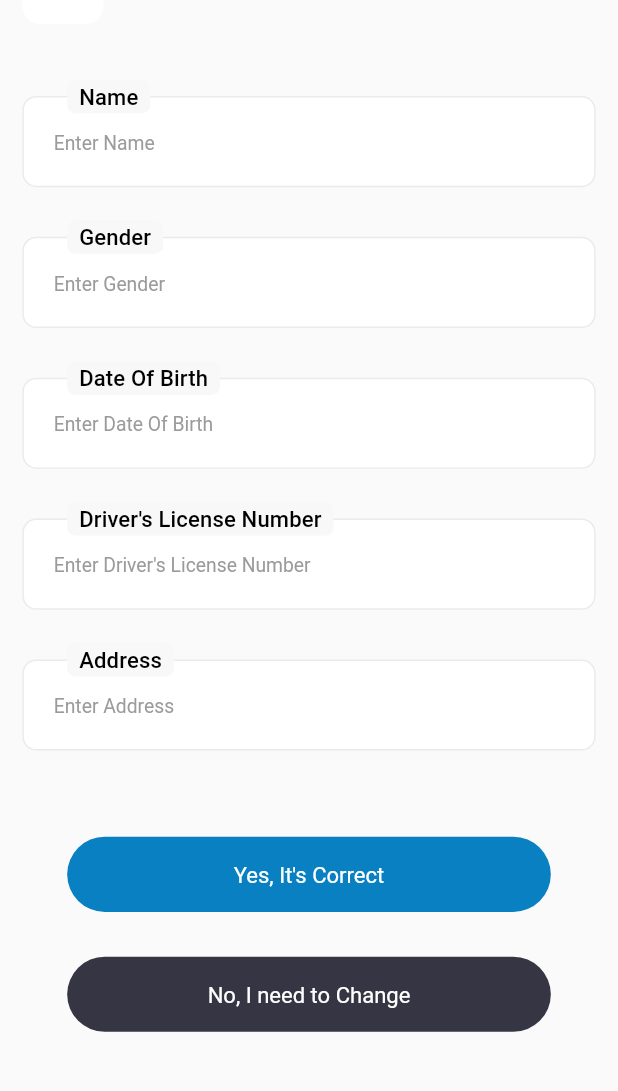
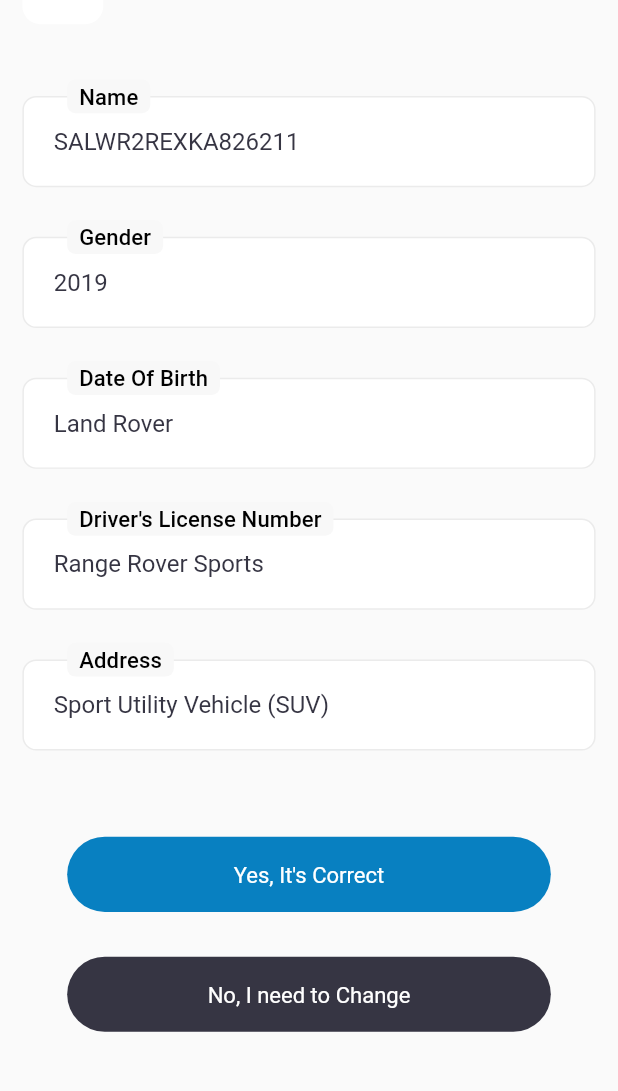
Before and after one commit to GarimaBharatdwaj/american_mile, a Flutter app: the DriverLicenceView screen opened by its route, after a tap on "Ready to Scan", on a phone screen of 412 x 824 dp, the part 79-1170 px from its top. Run offline on Flutter 3.47's test engine with Material 2 defaults, Android fonts, the phone set to English and light mode, and no system bars; our stand-ins replace animated_bottom_navigation_bar, cached_network_image, dio, dotted_border, flutter_holo_date_picker, flutter_screenutil and 8 more; accounts and stored records are empty.

Commit message:
satyam 20 oct

```diff
--- /dev/null
+++ b/lib/app/modules/driver_details/bindings/driver_details_binding.dart
@@ -0,0 +1,12 @@
+import 'package:get/get.dart';
+
+import '../controllers/driver_details_controller.dart';
+
+class DriverDetailsBinding extends Bindings {
+  @override
+  void dependencies() {
+    Get.lazyPut<DriverDetailsController>(
+      () => DriverDetailsController(),
+    );
+  }
+}
--- /dev/null
+++ b/lib/app/modules/driver_details/controllers/driver_details_controller.dart
@@ -0,0 +1,127 @@
+import 'dart:convert';
+import 'package:flutter_holo_date_picker/flutter_holo_date_picker.dart';
+import 'package:intl/intl.dart';
+import '../../../../common_lib.dart';
+import '../../../../core/helpers/device_helper.dart';
+import '../../../../core/network/api_service.dart';
+import '../../../../core/utils/index.dart';
+
+class DriverDetailsController extends GetxController {
+  RxBool isLoading = false.obs;
+
+  var formKey = GlobalKey<FormState>();
+
+  late TextEditingController nameController;
+  late TextEditingController genderController;
+  late TextEditingController dobController;
+  late TextEditingController dlController;
+  late TextEditingController addressController;
+
+  RxBool isAddingManually = false.obs;
+
+  Map<String, dynamic>? args;
+
+  @override
+  void onInit() {
+    super.onInit();
+    args = Get.arguments;
+    setArgumentsValue();
+  }
+
+  setArgumentsValue() {
+    if (args != null) {
+      isAddingManually.value = args!['isAddingManually'];
+      nameController = TextEditingController(text: args!['name']);
+      genderController = TextEditingController(text: args!['gender']);
+      dobController = TextEditingController(text: args!['dob']);
+      dlController = TextEditingController(text: args!['dl']);
+      addressController = TextEditingController(text: args!['address']);
+    } else {
+      nameController = TextEditingController(text: 'SALWR2REXKA826211');
+      genderController = TextEditingController(text: '2019');
+      dobController = TextEditingController(text: 'Land Rover');
+      dlController = TextEditingController(text: 'Range Rover Sports');
+      addressController =
+          TextEditingController(text: 'Sport Utility Vehicle (SUV)');
+    }
+  }
+
+  //***********************************************************************//
+  //****************** Validate Driver's License form *********************//
+  //***********************************************************************//
+
+  void validateMethode() {
+    final isValid = formKey.currentState!.validate();
+    if (!isValid) {
+      return;
+    } else {
+      addUpdateDriverDetails();
+    }
+    formKey.currentState!.save();
+  }
+
+  //***********************************************************************//
+  //****************** Add Driver's License *******************************//
+  //***********************************************************************//
+
+  addUpdateDriverDetails() async {
+    final userId = DeviceHelper.getUserId();
+
+    debugPrint(userId.toString());
+    isLoading.value = true;
+    try {
+      var response = await API().post('add-edit-driver', data: {
+        'user_id': DeviceHelper.getUserId() ?? "",
+        'name': nameController.text.trim(),
+        'gender': genderController.text.trim(),
+        'dob': dobController.text.trim(),
+        'license_number': dlController.text.trim(),
+        'address': addressController.text.trim()
+      });
+      Map<String, dynamic>? mapData = jsonDecode(response.data);
+      if (mapData != null) {
+        if (mapData['status'] == 1) {
+          debugPrint(mapData['msg']);
+        }
+      }
+    } catch (e) {
+      debugPrint(e.toString());
+      isLoading.value = false;
+    }
+    isLoading.value = false;
+  }
+
+  makeFormEditable() {
+    isAddingManually.value = true;
+  }
+
+  //******************************************************************//
+  //************************* Date Picker ****************************//
+  //******************************************************************//
+
+  DateTime? pickedBirthDate;
+  showDatePickerMethod(
+      BuildContext context, TextEditingController controller) async {
+    var picked = await DatePicker.showSimpleDatePicker(
+      context,
+      initialDate: DateTime.now(),
+      firstDate: DateTime(1960),
+      lastDate: DateTime.now(),
+      dateFormat: "yyyy",
+      locale: DateTimePickerLocale.en_us,
+      looping: true,
+      itemTextStyle: Get.textTheme.bodyLarge?.copyWith(
+        color: AppColors.primary,
+        fontWeight: FontWeight.w600,
+      ),
+      textColor: AppColors.primary,
+    );
+    if (picked != null && picked != pickedBirthDate) {
+      pickedBirthDate = picked;
+      String formattedDate = DateFormat('yyyy').format(pickedBirthDate!);
+      controller.text = formattedDate;
+      Get.log("ALpha Date : $formattedDate");
+      update();
+    }
+  }
+}
--- /dev/null
+++ b/lib/app/modules/driver_details/views/driver_details_view.dart
@@ -0,0 +1,134 @@
+import 'package:american_mile/common_lib.dart';
+import '../../../../core/components/index.dart';
+import '../../../../core/components/primary_button.dart';
+import '../../../../core/utils/form_validation.dart';
+import '../../../../core/utils/index.dart';
+import '../../../../core/utils/text_capitalization_formatter.dart';
+import '../controllers/driver_details_controller.dart';
+
+class DriverDetailsView extends GetView<DriverDetailsController> {
+  const DriverDetailsView({Key? key}) : super(key: key);
+  @override
+  Widget build(BuildContext context) {
+    return Scaffold(
+      body: SingleChildScrollView(
+        padding: EdgeInsets.all(15.w),
+        child: Obx(
+          () => Form(
+            key: controller.formKey,
+            child: Column(
+              children: [
+                Row(
+                  children: [
+                    RRectIcon(
+                      image: ImagePaths.arrow,
+                      onTap: () {},
+                    ),
+                    Expanded(
+                      child: Text(
+                        "Details",
+                        textAlign: TextAlign.center,
+                        style: Get.textTheme.titleLarge?.copyWith(
+                          fontWeight: FontWeight.w700,
+                        ),
+                      ),
+                    ),
+                    Opacity(
+                      opacity: 0,
+                      child: RRectIcon(
+                        image: ImagePaths.menu,
+                        onTap: () {},
+                      ),
+                    ),
+                  ],
+                ),
+                Gap(40.h),
+                LoginTextField(
+                  enabled: controller.isAddingManually.value,
+                  hintText: "Enter Name",
+                  labelText: "Name",
+                  inputFormatters: [UpperCaseTextFormatter()],
+                  validator: (value) => FormValidation.nameValidator(
+                      controller.nameController.text,
+                      tag: 'Enter Name',
+                      isMandatory: true),
+                  controller: controller.nameController,
+                ),
+                Gap(24.h),
+                LoginTextField(
+                  enabled: controller.isAddingManually.value,
+                  hintText: "Enter Gender",
+                  labelText: "Gender",
+                  inputFormatters: [UpperCaseTextFormatter()],
+                  controller: controller.genderController,
+                  validator: (value) => FormValidation.genderValidator(
+                      controller.genderController.text,
+                      isMandatory: true),
+                ),
+                Gap(24.h),
+                GestureDetector(
+                  onTap: controller.isAddingManually.value
+                      ? () {
+                          controller.showDatePickerMethod(
+                              context, controller.dobController);
+                        }
+                      : () {},
+                  child: LoginTextField(
+                    enabled: false,
+                    hintText: "Enter Date Of Birth",
+                    labelText: "Date Of Birth",
+                    controller: controller.dobController,
+                    validator: (value) => FormValidation.dobValidator(
+                      controller.dobController.text,
+                    ),
+                  ),
+                ),
+                Gap(24.h),
+                LoginTextField(
+                  enabled: controller.isAddingManually.value,
+                  hintText: "Enter Driver's License Number",
+                  labelText: "Driver's License Number",
+                  controller: controller.dlController,
+                  validator: (value) => FormValidation.addressLineValidator(
+                      controller.dlController.text,
+                      "Driver's license is required"),
+                ),
+                Gap(24.h),
+                LoginTextField(
+                  enabled: controller.isAddingManually.value,
+                  hintText: "Enter Address",
+                  labelText: "Address",
+                  controller: controller.addressController,
+                  validator: (value) => FormValidation.addressLineValidator(
+                      controller.addressController.text, 'Address is required'),
+                ),
+                Gap(30.h),
+                Padding(
+                  padding: EdgeInsets.all(30.w),
+                  child: PrimaryButton(
+                    isLoading: controller.isLoading.value,
+                    buttonText: controller.isAddingManually.value
+                        ? "Submit"
+                        : "Yes, It's Correct",
+                    onTap: controller.validateMethode,
+                  ),
+                ),
+                if (!controller.isAddingManually.value)
+                  Padding(
+                    padding: EdgeInsets.symmetric(horizontal: 30.w),
+                    child: PrimaryButton(
+                      backgroundColor: AppColors.textBlackColor,
+                      buttonText: "No, I need to Change",
+                      onTap: () {
+                        controller.makeFormEditable();
+                      },
+                    ),
+                  ),
+              ],
+            ),
+          ),
+        ),
+      ),
+    );
+  }
+}
--- a/lib/app/modules/driver_licence/component/driver_details.dart
+++ /dev/null
@@ -1,141 +0,0 @@
-import 'package:american_mile/app/modules/driver_licence/controllers/driver_licence_controller.dart';
-import 'package:american_mile/core/utils/form_validation.dart';
-import 'package:flutter/cupertino.dart';
-import '../../../../common_lib.dart';
-import '../../../../core/components/index.dart';
-import '../../../../core/components/primary_button.dart';
-import '../../../../core/utils/index.dart';
-import '../../../../core/utils/text_capitalization_formatter.dart';
-
-class DriverDetails extends StatelessWidget {
-  DriverDetails({super.key});
-
-  final controller = Get.find<DriverLicenceController>();
-
-  @override
-  Widget build(BuildContext context) {
-    return SafeArea(
-      child: Scaffold(
-        body: SingleChildScrollView(
-          padding: EdgeInsets.all(15.w),
-          child: Obx(
-            () => Form(
-              key: controller.formKey,
-              child: Column(
-                children: [
-                  Row(
-                    children: [
-                      RRectIcon(
-                        image: ImagePaths.arrow,
-                        onTap: () {},
-                      ),
-                      Expanded(
-                        child: Text(
-                          "Details",
-                          textAlign: TextAlign.center,
-                          style: Get.textTheme.titleLarge?.copyWith(
-                            fontWeight: FontWeight.w700,
-                          ),
-                        ),
-                      ),
-                      Opacity(
-                        opacity: 0,
-                        child: RRectIcon(
-                          image: ImagePaths.menu,
-                          onTap: () {},
-                        ),
-                      ),
-                    ],
-                  ),
-                  Gap(40.h),
-                  LoginTextField(
-                    enabled: controller.isAddingManually.value,
-                    hintText: "Enter Name",
-                    labelText: "Name",
-                    inputFormatters: [UpperCaseTextFormatter()],
-                    validator: (value) => FormValidation.nameValidator(
-                        controller.nameController.text,
-                        tag: 'Enter Name',
-                        isMandatory: true),
-                    controller: controller.nameController,
-                  ),
-                  Gap(24.h),
-                  LoginTextField(
-                    enabled: controller.isAddingManually.value,
-                    hintText: "Enter Gender",
-                    labelText: "Gender",
-                    inputFormatters: [UpperCaseTextFormatter()],
-                    controller: controller.genderController,
-                    validator: (value) => FormValidation.genderValidator(
-                        controller.genderController.text,
-                        isMandatory: true),
-                  ),
-                  Gap(24.h),
-                  GestureDetector(
-                    onTap: controller.isAddingManually.value
-                        ? () {
-                            controller.showDatePickerMethod(
-                                context, controller.dobController);
-                          }
-                        : () {},
-                    child: LoginTextField(
-                      enabled: false,
-                      hintText: "Enter Date Of Birth",
-                      labelText: "Date Of Birth",
-                      controller: controller.dobController,
-                      validator: (value) => FormValidation.dobValidator(
-                        controller.dobController.text,
-                      ),
-                    ),
-                  ),
-                  Gap(24.h),
-                  LoginTextField(
-                    enabled: controller.isAddingManually.value,
-                    hintText: "Enter Driver's License Number",
-                    labelText: "Driver's License Number",
-                    controller: controller.dlController,
-                    validator: (value) => FormValidation.addressLineValidator(
-                        controller.dlController.text,
-                        "Driver's license is required"),
-                  ),
-                  Gap(24.h),
-                  LoginTextField(
-                    enabled: controller.isAddingManually.value,
-                    hintText: "Enter Address",
-                    labelText: "Address",
-                    controller: controller.addressController,
-                    validator: (value) => FormValidation.addressLineValidator(
-                        controller.addressController.text,
-                        'Address is required'),
-                  ),
-                  Gap(30.h),
-                  Padding(
-                    padding: EdgeInsets.all(30.w),
-                    child: PrimaryButton(
-                      isLoading: controller.isLoading.value,
-                      buttonText: controller.isAddingManually.value
-                          ? "Submit"
-                          : "Yes, It's Correct",
-                      onTap: controller.validateMethode,
-                    ),
-                  ),
-                  if (!controller.isAddingManually.value)
-                    Padding(
-                      padding: EdgeInsets.symmetric(horizontal: 30.w),
-                      child: PrimaryButton(
-                        backgroundColor: AppColors.textBlackColor,
-                        buttonText: "No, I need to Change",
-                        onTap: () {
-                          controller.makeFormEditable();
-                        },
-                      ),
-                    ),
-                ],
-              ),
-            ),
-          ),
-        ),
-      ),
-    );
-  }
-}
--- a/lib/app/modules/driver_licence/controllers/driver_licence_controller.dart
+++ b/lib/app/modules/driver_licence/controllers/driver_licence_controller.dart
@@ -1,62 +1,36 @@
 import 'dart:convert';
 import 'package:american_mile/core/network/api_service.dart';
-import 'package:american_mile/core/utils/index.dart';
-import 'package:flutter_holo_date_picker/flutter_holo_date_picker.dart';
-import 'package:intl/intl.dart';
 import '../../../../common_lib.dart';
 import '../../../../core/helpers/device_helper.dart';
 
 class DriverLicenceController extends GetxController {
   RxBool isLoading = false.obs;
-  var formKey = GlobalKey<FormState>();
-  TextEditingController nameController = TextEditingController();
-  TextEditingController genderController = TextEditingController();
-  TextEditingController dobController = TextEditingController();
-  TextEditingController dlController = TextEditingController();
-  TextEditingController addressController = TextEditingController();
 
   @override
   void onInit() {
     super.onInit();
+
+    /// scanDriverDetails();
   }
 
   //***********************************************************************//
-  //****************** Validate Driver's License form *********************//
+  //****************** Scan Driver's License ******************************//
   //***********************************************************************//
 
-  void validateMethode() {
-    final isValid = formKey.currentState!.validate();
-    if (!isValid) {
-      return;
-    } else {
-      addDriverDetails();
-    }
-    formKey.currentState!.save();
-  }
+  Map<String, dynamic>? driverDetails;
 
-  //***********************************************************************//
-  //****************** Add Driver's License *******************************//
-  //***********************************************************************//
-
-  addDriverDetails() async {
+  scanDriverDetails() async {
     final userId = DeviceHelper.getUserId();
 
     debugPrint(userId.toString());
     isLoading.value = true;
     try {
-      var response = await API().post('add-edit-driver', data: {
-        'user_id': "14",
-        'name': nameController.text.trim(),
-        'gender': genderController.text.trim(),
-        'dob': dobController.text.trim(),
-        'license_number': dlController.text.trim(),
-        'address': addressController.text.trim()
-      });
+      /// TODO ---------------------
+      var response = await API().post('', data: {});
       Map<String, dynamic>? mapData = jsonDecode(response.data);
       if (mapData != null) {
-        if (mapData['status'] == 1) {
-          debugPrint(mapData['msg']);
-        }
+        driverDetails = mapData[''];
+        debugPrint(mapData['msg']);
       }
     } catch (e) {
       debugPrint(e.toString());
@@ -65,39 +39,17 @@
     isLoading.value = false;
   }
 
-  RxBool isAddingManually = false.obs;
-
-  makeFormEditable() {
-    isAddingManually.value = true;
-  }
-
-  //******************************************************************//
-  //************************* Date Picker ****************************//
-  //******************************************************************//
-
-  DateTime? pickedBirthDate;
-  showDatePickerMethod(
-      BuildContext context, TextEditingController controller) async {
-    var picked = await DatePicker.showSimpleDatePicker(
-      context,
-      initialDate: DateTime.now(),
-      firstDate: DateTime(1960),
-      lastDate: DateTime.now(),
-      dateFormat: "yyyy",
-      locale: DateTimePickerLocale.en_us,
-      looping: true,
-      itemTextStyle: Get.textTheme.bodyLarge?.copyWith(
-        color: AppColors.primary,
-        fontWeight: FontWeight.w600,
-      ),
-      textColor: AppColors.primary,
-    );
-    if (picked != null && picked != pickedBirthDate) {
-      pickedBirthDate = picked;
-      String formattedDate = DateFormat('yyyy').format(pickedBirthDate!);
-      controller.text = formattedDate;
-      Get.log("ALpha Date : $formattedDate");
-      update();
-    }
+  sendArgumentsToDriverDetails({required bool isAddingManually}) {
+    Get.toNamed(Routes.DRIVER_DETAILS,
+        arguments: !isAddingManually
+            ? null
+            : {
+                'isAddingManually': isAddingManually,
+                'name': driverDetails?['name'] ?? '',
+                'gender': driverDetails?['gender'] ?? '',
+                'dob': driverDetails?['dob'] ?? '',
+                'dl': driverDetails?['license_number'] ?? '',
+                'address': driverDetails?['address'] ?? ''
+              });
   }
 }
--- a/lib/app/modules/driver_licence/views/driver_licence_view.dart
+++ b/lib/app/modules/driver_licence/views/driver_licence_view.dart
@@ -1,4 +1,3 @@
-import 'package:american_mile/app/modules/driver_licence/component/driver_details.dart';
 import 'package:american_mile/common_lib.dart';
 import '../../../../core/components/primary_button.dart';
 import '../../../../core/components/rect_icon.dart';
@@ -59,10 +58,8 @@
                 child: PrimaryButton(
                   buttonText: "Ready to Scan",
                   onTap: () {
-                    controller.isAddingManually.value = false;
-                    Get.to(
-                      () => DriverDetails(),
-                    );
+                    controller.sendArgumentsToDriverDetails(
+                        isAddingManually: false);
                   },
                 ),
               ),
@@ -71,15 +68,8 @@
                 child: PrimaryButton(
                   buttonText: "Add Manually",
                   onTap: () {
-                    controller.isAddingManually.value = true;
-                    controller.addressController.clear();
-                    controller.nameController.clear();
-                    controller.dlController.clear();
-                    controller.dobController.clear();
-                    controller.genderController.clear();
-                    Get.to(
-                      () => DriverDetails(),
-                    );
+                    controller.sendArgumentsToDriverDetails(
+                        isAddingManually: true);
                   },
                 ),
               ),
--- a/lib/app/routes/app_pages.dart
+++ b/lib/app/routes/app_pages.dart
@@ -12,6 +12,8 @@
 import '../modules/check_offer/views/check_offer_view.dart';
 import '../modules/connect_car/bindings/connect_car_binding.dart';
 import '../modules/connect_car/views/connect_car_view.dart';
+import '../modules/driver_details/bindings/driver_details_binding.dart';
+import '../modules/driver_details/views/driver_details_view.dart';
 import '../modules/driver_licence/bindings/driver_licence_binding.dart';
 import '../modules/driver_licence/views/driver_licence_view.dart';
 import '../modules/home/bindings/home_binding.dart';
@@ -163,5 +165,10 @@
       page: () => const SetMilePasswordView(),
       binding: SetMilePasswordBinding(),
     ),
+    GetPage(
+      name: _Paths.DRIVER_DETAILS,
+      page: () => const DriverDetailsView(),
+      binding: DriverDetailsBinding(),
+    ),
   ];
 }
--- a/lib/app/routes/app_routes.dart
+++ b/lib/app/routes/app_routes.dart
@@ -25,6 +25,7 @@
   static const CANOPY_LOGIN = _Paths.CANOPY_LOGIN;
   static const MY_FAMILY = _Paths.MY_FAMILY;
   static const SET_MILE_PASSWORD = _Paths.SET_MILE_PASSWORD;
+  static const DRIVER_DETAILS = _Paths.DRIVER_DETAILS;
 }
 
 abstract class _Paths {
@@ -51,4 +52,5 @@
   static const CANOPY_LOGIN = '/canopy-login';
   static const MY_FAMILY = '/my-family';
   static const SET_MILE_PASSWORD = '/set-mile-password';
+  static const DRIVER_DETAILS = '/driver-details';
 }
```
Also changed, not shown: lib/app/modules/my_family/views/my_family_view.dart (+19 -2 lines).
